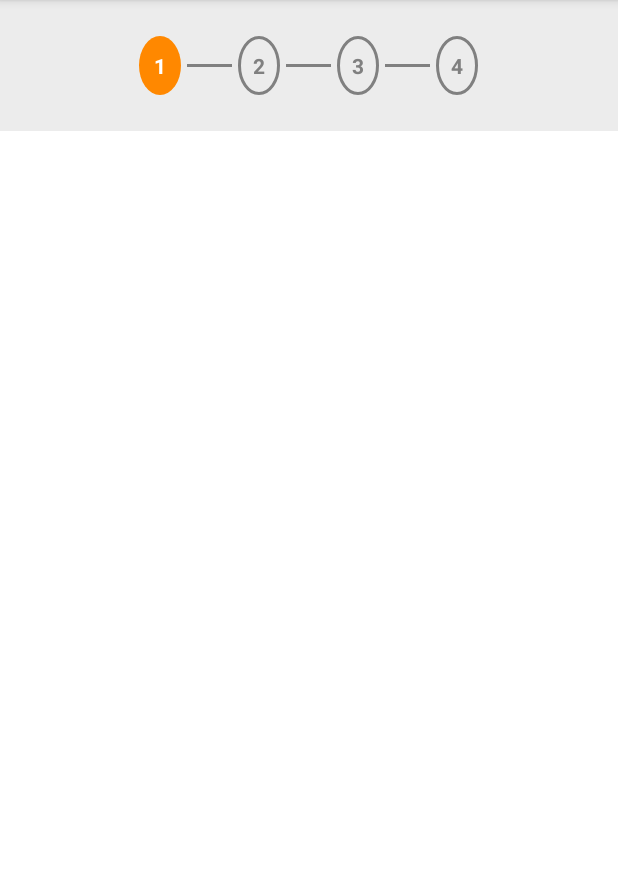
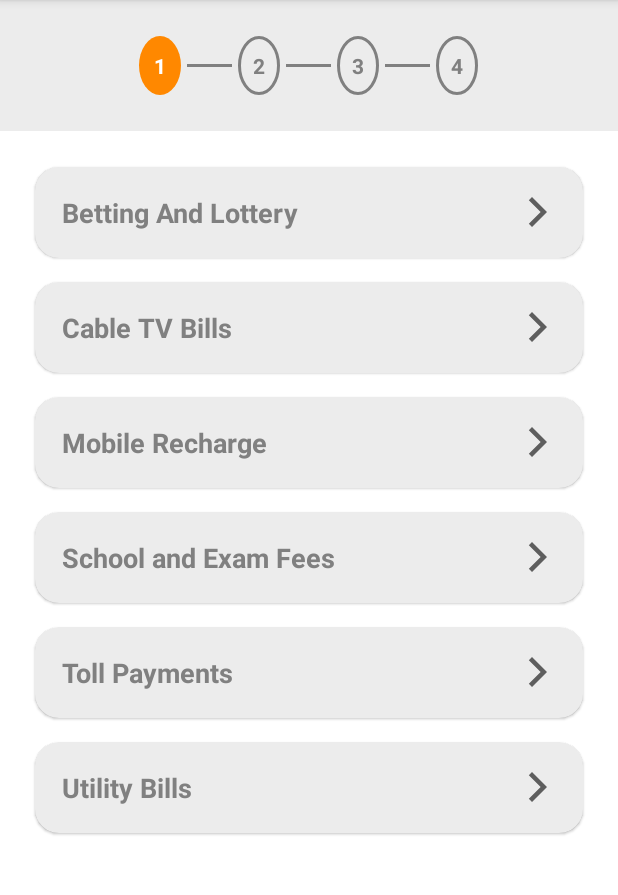
Before and after one commit to EbhomenyeEmmanuel/t1000_ceva, an Android app: the PayBillsFragment screen opened through its navigation route, on a phone screen of 412 x 824 dp, the part 84-979 px from its top. Run offline under Robolectric (Android 15) with nearby library versions, the phone set to English and light mode, and no system bars; 1 statement that could not run was skipped.

Commit message:
Created first bills payment screen

```diff
--- /dev/null
+++ b/app/src/main/java/com/example/t1000_ceva/model/domain/BillPaymentTypeItem.kt
@@ -0,0 +1,3 @@
+package com.example.t1000_ceva.model.domain
+
+data class BillPaymentTypeItem(val id: Int, val paymentTypeName: String)
--- /dev/null
+++ b/app/src/main/java/com/example/t1000_ceva/ui/adapter/BillPaymentCategoryAdapter.kt
@@ -0,0 +1,60 @@
+package com.example.t1000_ceva.ui.adapter
+
+import android.content.Context
+import android.view.LayoutInflater
+import android.view.ViewGroup
+import androidx.recyclerview.widget.DiffUtil
+import androidx.recyclerview.widget.ListAdapter
+import androidx.recyclerview.widget.RecyclerView
+import com.example.t1000_ceva.databinding.BillPaymentTypeListItemBinding
+import com.example.t1000_ceva.model.domain.BillPaymentTypeItem
+
+class BillPaymentCategoryAdapter(
+    private val context: Context,
+    private val onClick: ((billPaymentTypeItem: BillPaymentTypeItem) -> Unit)? = null
+) : ListAdapter<BillPaymentTypeItem, BillPaymentCategoryAdapter.BillPaymentCategoryViewHolder>(
+    historyDiffUtil
+) {
+
+    companion object {
+        val historyDiffUtil = object : DiffUtil.ItemCallback<BillPaymentTypeItem>() {
+            override fun areItemsTheSame(
+                oldItem: BillPaymentTypeItem,
+                newItem: BillPaymentTypeItem
+            ) = oldItem.paymentTypeName == newItem.paymentTypeName && oldItem.id == newItem.id
+
+            override fun areContentsTheSame(
+                oldItem: BillPaymentTypeItem,
+                newItem: BillPaymentTypeItem
+            ) = areItemsTheSame(oldItem, newItem)
+        }
+    }
+
+    override fun onCreateViewHolder(
+        parent: ViewGroup,
+        viewType: Int
+    ): BillPaymentCategoryViewHolder {
+        val binding =
+            BillPaymentTypeListItemBinding.inflate(LayoutInflater.from(context), parent, false)
+        return BillPaymentCategoryViewHolder(binding)
+    }
+
+    override fun onBindViewHolder(holder: BillPaymentCategoryViewHolder, position: Int) {
+        getItem(position)?.let { item ->
+            holder.populateView(item)
+
+            holder.itemView.setOnClickListener {
+                onClick?.invoke(item)
+            }
+
+        }
+    }
+
+    inner class BillPaymentCategoryViewHolder(val binding: BillPaymentTypeListItemBinding) :
+        RecyclerView.ViewHolder(binding.root) {
+
+        fun populateView(item: BillPaymentTypeItem) {
+            binding.titleView.text = item.paymentTypeName
+        }
+    }
+}
--- a/app/src/main/java/com/example/t1000_ceva/ui/attendant/pay_bills/PayBillsFragment.kt
+++ b/app/src/main/java/com/example/t1000_ceva/ui/attendant/pay_bills/PayBillsFragment.kt
@@ -5,16 +5,57 @@ import androidx.fragment.app.Fragment
 import android.view.LayoutInflater
 import android.view.View
 import android.view.ViewGroup
+import androidx.fragment.app.viewModels
+import androidx.lifecycle.Lifecycle
+import androidx.lifecycle.lifecycleScope
+import androidx.recyclerview.widget.LinearLayoutManager
 import com.example.t1000_ceva.R
+import com.example.t1000_ceva.commons.navController
 import com.example.t1000_ceva.commons.viewBinding
 import com.example.t1000_ceva.databinding.FragmentAttendantMenuBinding
 import com.example.t1000_ceva.databinding.FragmentPayBillsBinding
+import com.example.t1000_ceva.ui.adapter.BillPaymentCategoryAdapter
+import com.example.t1000_ceva.utils.observeInLifecycle
+import com.example.t1000_ceva.viewmodels.BillPaymentViewModel
+import com.example.t1000_ceva.viewmodels.FetchBillPaymentCateState
+import com.example.t1000_ceva.viewmodels.FetchUserState
+import kotlinx.coroutines.flow.collect
+import kotlinx.coroutines.flow.onEach
+import kotlinx.coroutines.launch
 
 class PayBillsFragment : Fragment(R.layout.fragment_pay_bills) {
     private val binding by viewBinding<FragmentPayBillsBinding>()
+    private val viewModel: BillPaymentViewModel by viewModels()
+    private lateinit var billPaymentCategoryAdapter: BillPaymentCategoryAdapter
 
     override fun onViewCreated(view: View, savedInstanceState: Bundle?) {
         super.onViewCreated(view, savedInstanceState)
 
+        billPaymentCategoryAdapter = BillPaymentCategoryAdapter(requireContext()) { item ->
+            //Navigate to
+        }
+        binding.billPaymentCategoryList.layoutManager = LinearLayoutManager(requireContext())
+        binding.billPaymentCategoryList.adapter = billPaymentCategoryAdapter
+
+        observeViewState()
+
+    }
+
+    private fun observeViewState() {
+        viewModel.fetchPaymentCategoriesState.onEach { uiState ->
+            when (uiState) {
+                is FetchBillPaymentCateState.Loading -> {
+
+                }
+                is FetchBillPaymentCateState.Error -> {
+
+                }
+                is FetchBillPaymentCateState.Success -> {
+                    if (uiState.categoryTypes.isNotEmpty()) {
+                        billPaymentCategoryAdapter.submitList(uiState.categoryTypes)
+                    }
+                }
+            }
+        }.observeInLifecycle(viewLifecycleOwner)
     }
 }
--- /dev/null
+++ b/app/src/main/java/com/example/t1000_ceva/viewmodels/BillPaymentViewModel.kt
@@ -0,0 +1,59 @@
+package com.example.t1000_ceva.viewmodels
+
+import android.util.Log
+import androidx.lifecycle.ViewModel
+import androidx.lifecycle.viewModelScope
+import com.example.t1000_ceva.model.domain.BillPaymentTypeItem
+import com.example.t1000_ceva.repositoryImp.MainRepository
+import kotlinx.coroutines.*
+import kotlinx.coroutines.channels.Channel
+import kotlinx.coroutines.flow.MutableStateFlow
+import kotlinx.coroutines.flow.StateFlow
+import kotlinx.coroutines.flow.receiveAsFlow
+
+sealed class FetchBillPaymentCateState {
+    object Loading : FetchBillPaymentCateState()
+    class Success(val categoryTypes: List<BillPaymentTypeItem>) : FetchBillPaymentCateState()
+    object Error : FetchBillPaymentCateState()
+}
+
+class BillPaymentViewModel() :
+    ViewModel() {
+
+    private val appChannel = Channel<FetchBillPaymentCateState>(Channel.BUFFERED)
+    val fetchPaymentCategoriesState = appChannel.receiveAsFlow()
+
+    init {
+        downloadPaymentCategoriesDetails()
+    }
+
+    private fun downloadPaymentCategoriesDetails() {
+        viewModelScope.launch {
+            withContext(Dispatchers.IO) {
+                appChannel.send(FetchBillPaymentCateState.Loading)
+                try {
+                    //call repo
+                    delay(1L)
+                    appChannel.send(
+                        FetchBillPaymentCateState.Success(
+                            listOf(
+                                BillPaymentTypeItem(0, "Betting And Lottery"),
+                                BillPaymentTypeItem(1, "Cable TV Bills"),
+                                BillPaymentTypeItem(2, "Mobile Recharge"),
+                                BillPaymentTypeItem(3, "School and Exam Fees"),
+                                BillPaymentTypeItem(4, "Toll Payments"),
+                                BillPaymentTypeItem(5, "Utility Bills"),
+                            )
+                        )
+                    )
+                } catch (e: Throwable) {
+                    Log.e(
+                        this.javaClass.simpleName,
+                        "downloadPaymentCategoriesDetails: Error is ${e.message}"
+                    )
+                    appChannel.send(FetchBillPaymentCateState.Error)
+                }
+            }
+        }
+    }
+}
--- /dev/null
+++ b/app/src/main/res/drawable/arrow_forward.xml
@@ -0,0 +1,10 @@
+<vector xmlns:android="http://schemas.android.com/apk/res/android"
+    android:width="24dp"
+    android:height="24dp"
+    android:viewportWidth="24"
+    android:viewportHeight="24"
+    android:tint="?attr/colorControlNormal">
+  <path
+      android:fillColor="@android:color/white"
+      android:pathData="M5.88,4.12L13.76,12l-7.88,7.88L8,22l10,-10L8,2z"/>
+</vector>
--- /dev/null
+++ b/app/src/main/res/layout/bill_payment_type_list_item.xml
@@ -0,0 +1,38 @@
+<?xml version="1.0" encoding="utf-8"?>
+<com.google.android.material.card.MaterialCardView xmlns:android="http://schemas.android.com/apk/res/android"
+    xmlns:app="http://schemas.android.com/apk/res-auto"
+    android:id="@+id/supervisor_menu"
+    android:layout_width="match_parent"
+    android:layout_height="wrap_content"
+    android:backgroundTint="@color/light_grey"
+    android:elevation="8dp"
+    app:cardCornerRadius="16dp"
+    app:cardUseCompatPadding="true"
+    app:contentPadding="8dp">
+
+    <androidx.appcompat.widget.LinearLayoutCompat
+        android:layout_width="match_parent"
+        android:layout_height="wrap_content"
+        android:orientation="horizontal"
+        android:padding="10dp">
+
+        <TextView
+            android:id="@+id/titleView"
+            android:layout_width="0dp"
+            android:layout_height="wrap_content"
+            android:layout_weight="1"
+            android:text="@string/supervisor"
+            android:textColor="@color/grey"
+            android:textSize="18sp"
+            android:textStyle="bold" />
+
+        <ImageView
+            android:id="@+id/imageView"
+            android:layout_width="wrap_content"
+            android:layout_height="wrap_content"
+            android:backgroundTint="@color/black"
+            app:srcCompat="@drawable/arrow_forward" />
+
+    </androidx.appcompat.widget.LinearLayoutCompat>
+
+</com.google.android.material.card.MaterialCardView>
--- a/app/src/main/res/layout/fragment_pay_bills.xml
+++ b/app/src/main/res/layout/fragment_pay_bills.xml
@@ -10,8 +10,8 @@
     <LinearLayout
         android:layout_width="match_parent"
         android:layout_height="wrap_content"
+        android:background="@color/light_grey"
         android:gravity="center"
-        android:background="@color/light_grey"
         android:orientation="horizontal"
         android:padding="24dp">
 
@@ -85,4 +85,14 @@
             android:textStyle="bold" />
 
     </LinearLayout>
+
+    <androidx.recyclerview.widget.RecyclerView
+        android:id="@+id/bill_payment_category_list"
+        android:layout_width="match_parent"
+        android:layout_height="match_parent"
+        tools:listitem="@layout/bill_payment_type_list_item"
+        android:padding="16dp"
+        android:orientation="vertical"
+        android:scrollbars="none" />
+
 </LinearLayout>
```
